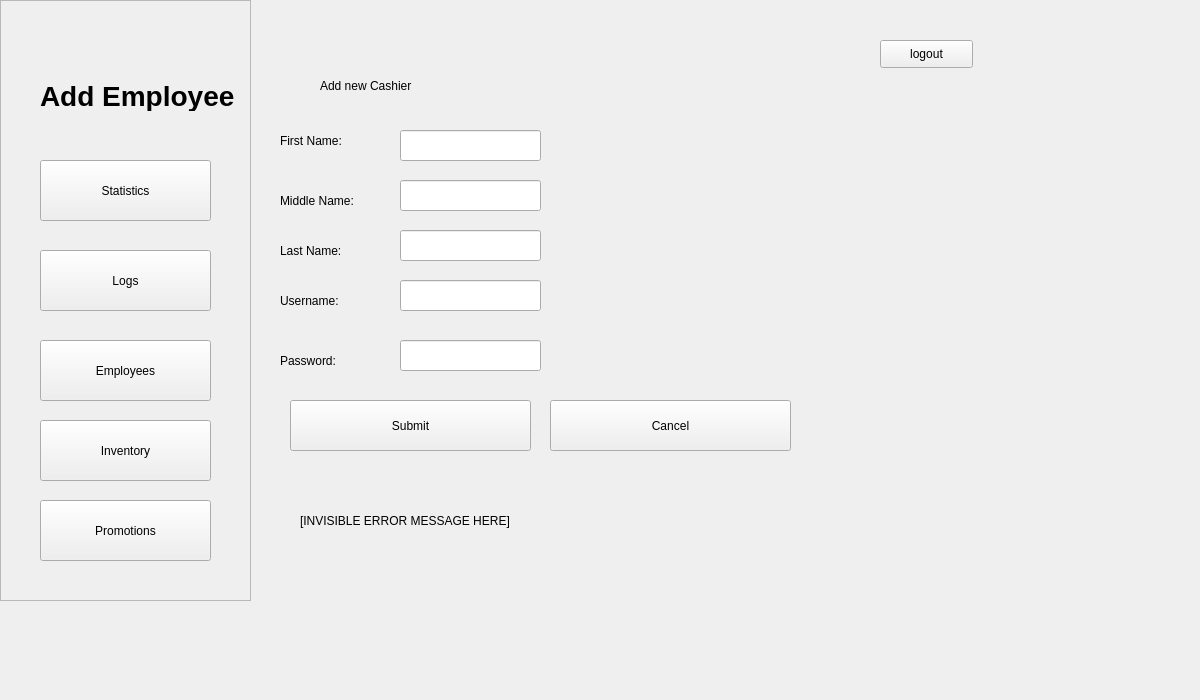
The window that POS/UI/AddEmployee.ui (ReiZedlav/CSCC-21.1-Software-Engineering-1) describes before a commit, drawn with Qt 5.
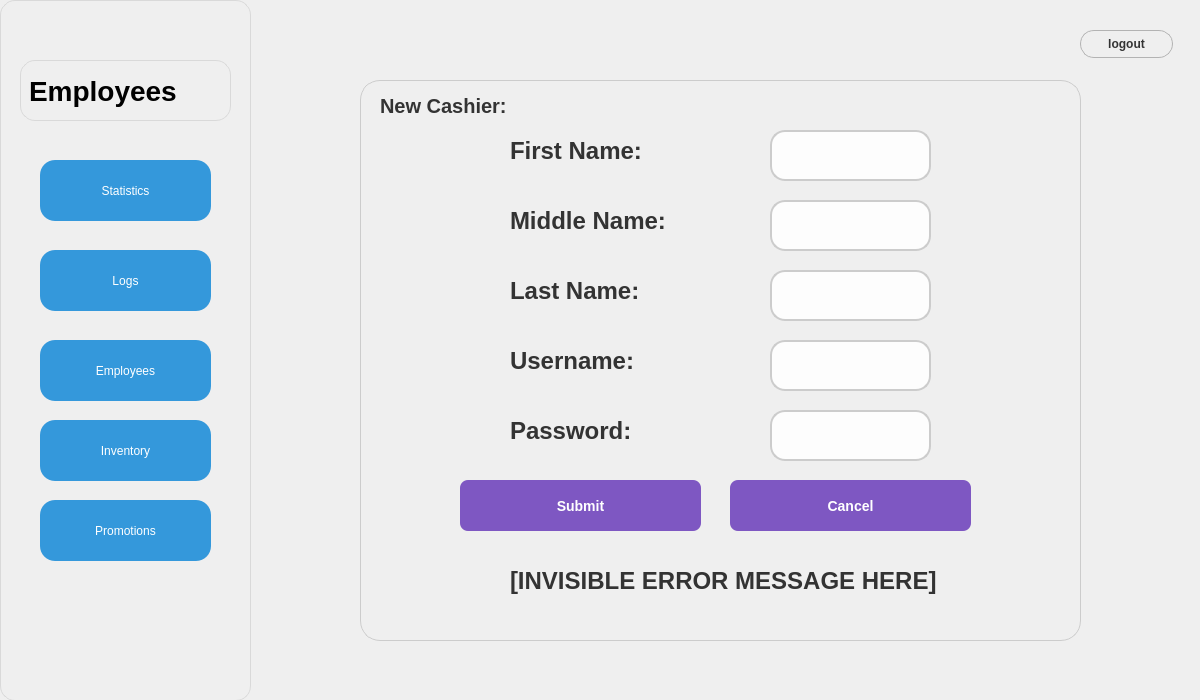
The same window after the commit.

What changed in the file:
```diff
--- a/POS/UI/AddEmployee.ui
+++ b/POS/UI/AddEmployee.ui
@@ -14,15 +14,36 @@
    <string>Admin Panel</string>
   </property>
   <widget class="QWidget" name="centralwidget">
+   <property name="styleSheet">
+    <string notr="true">QWidget#centralwidget {
+                background: qlineargradient(
+                    x1:0, y1:0, x2:0, y2:1,
+                    stop:0 #e0f7fa,       /* top: soft pastel cyan */
+                    stop:0.5 #f9f9f9,     /* middle: very light gray */
+                    stop:1 #ffffff        /* bottom: pure white */
+                );
+            }</string>
+   </property>
    <widget class="QFrame" name="frame">
     <property name="geometry">
      <rect>
       <x>0</x>
       <y>0</y>
       <width>251</width>
-      <height>601</height>
+      <height>701</height>
      </rect>
     </property>
+    <property name="styleSheet">
+     <string notr="true">QFrame {
+        background: qlineargradient(
+            x1:0, y1:0, x2:0, y2:1,
+            stop:0 #ffffff,
+            stop:1 #e6e6e6
+        );
+        border-radius: 15px;
+        border: 1px solid #d9d9d9;
+    }</string>
+    </property>
     <property name="frameShape">
      <enum>QFrame::StyledPanel</enum>
     </property>
@@ -38,6 +59,17 @@
        <height>61</height>
       </rect>
      </property>
+     <property name="styleSheet">
+      <string notr="true"> QPushButton {
+        background-color: #3498db;  /* Button color */
+        color: white;               /* Text color */
+        border-radius: 15px;        /* Rounded corners */
+        padding: 10px 20px;         /* Padding */
+    }
+    QPushButton:hover {
+        background-color: #2980b9;  /* Hover color */
+    }</string>
+     </property>
      <property name="text">
       <string>Statistics</string>
      </property>
@@ -51,6 +83,17 @@
        <height>61</height>
       </rect>
      </property>
+     <property name="styleSheet">
+      <string notr="true"> QPushButton {
+        background-color: #3498db;  /* Button color */
+        color: white;               /* Text color */
+        border-radius: 15px;        /* Rounded corners */
+        padding: 10px 20px;         /* Padding */
+    }
+    QPushButton:hover {
+        background-color: #2980b9;  /* Hover color */
+    }</string>
+     </property>
      <property name="text">
       <string>Employees</string>
      </property>
@@ -64,6 +107,17 @@
        <height>61</height>
       </rect>
      </property>
+     <property name="styleSheet">
+      <string notr="true"> QPushButton {
+        background-color: #3498db;  /* Button color */
+        color: white;               /* Text color */
+        border-radius: 15px;        /* Rounded corners */
+        padding: 10px 20px;         /* Padding */
+    }
+    QPushButton:hover {
+        background-color: #2980b9;  /* Hover color */
+    }</string>
+     </property>
      <property name="text">
       <string>Inventory</string>
      </property>
@@ -77,6 +131,17 @@
        <height>61</height>
       </rect>
      </property>
+     <property name="styleSheet">
+      <string notr="true"> QPushButton {
+        background-color: #3498db;  /* Button color */
+        color: white;               /* Text color */
+        border-radius: 15px;        /* Rounded corners */
+        padding: 10px 20px;         /* Padding */
+    }
+    QPushButton:hover {
+        background-color: #2980b9;  /* Hover color */
+    }</string>
+     </property>
      <property name="text">
       <string>Promotions</string>
      </property>
@@ -90,6 +155,17 @@
        <height>61</height>
       </rect>
      </property>
+     <property name="styleSheet">
+      <string notr="true"> QPushButton {
+        background-color: #3498db;  /* Button color */
+        color: white;               /* Text color */
+        border-radius: 15px;        /* Rounded corners */
+        padding: 10px 20px;         /* Padding */
+    }
+    QPushButton:hover {
+        background-color: #2980b9;  /* Hover color */
+    }</string>
+     </property>
      <property name="text">
       <string>Logs</string>
      </property>
@@ -97,10 +173,10 @@
     <widget class="QLabel" name="greeting_2">
      <property name="geometry">
       <rect>
-       <x>40</x>
-       <y>80</y>
+       <x>20</x>
+       <y>60</y>
        <width>211</width>
-       <height>31</height>
+       <height>61</height>
       </rect>
      </property>
      <property name="font">
@@ -111,55 +187,135 @@
       </font>
      </property>
      <property name="text">
-      <string>Add Employee</string>
+      <string>Employees</string>
      </property>
     </widget>
    </widget>
    <widget class="QPushButton" name="logoutButton">
     <property name="geometry">
      <rect>
-      <x>880</x>
-      <y>40</y>
+      <x>1080</x>
+      <y>30</y>
       <width>93</width>
       <height>28</height>
      </rect>
     </property>
+    <property name="styleSheet">
+     <string notr="true">QPushButton {
+        background: qlineargradient(
+            x1:0, y1:0, x2:0, y2:1,
+            stop:0 #ffffff, stop:1 #e0e0e0
+        );
+        border: 1px solid #b3b3b3;
+        border-radius: 14px; /* half of height for fully rounded */
+        color: #333333;
+        font-weight: bold;
+        font-size: 12px;
+    }
+    QPushButton:hover {
+        background: qlineargradient(
+            x1:0, y1:0, x2:0, y2:1,
+            stop:0 #f2f2f2, stop:1 #d9d9d9
+        );
+    }
+    QPushButton:pressed {
+        background: qlineargradient(
+            x1:0, y1:0, x2:0, y2:1,
+            stop:0 #d9d9d9, stop:1 #bfbfbf
+        );
+    }</string>
+    </property>
     <property name="text">
      <string>logout</string>
     </property>
    </widget>
+   <widget class="QFrame" name="frame_2">
+    <property name="geometry">
+     <rect>
+      <x>360</x>
+      <y>80</y>
+      <width>721</width>
+      <height>561</height>
+     </rect>
+    </property>
+    <property name="styleSheet">
+     <string notr="true">QFrame#frame_2 {
+        background: qlineargradient(
+            x1:0, y1:0, x2:0, y2:1,
+            stop:0 #ffffff,       /* top: pure white */
+            stop:0.5 #f9f9f9,     /* middle: very light gray */
+            stop:1 #e0f7fa        /* bottom: soft pastel cyan */
+        );
+        border-radius: 20px;       /* rounded corners */
+        border: 1px solid #cccccc; /* subtle border */
+    }</string>
+    </property>
+    <property name="frameShape">
+     <enum>QFrame::StyledPanel</enum>
+    </property>
+    <property name="frameShadow">
+     <enum>QFrame::Raised</enum>
+    </property>
+    <widget class="QLineEdit" name="firstnameForm">
+     <property name="geometry">
+      <rect>
+       <x>410</x>
+       <y>50</y>
+       <width>161</width>
+       <height>51</height>
+      </rect>
+     </property>
+     <property name="styleSheet">
+      <string notr="true">QLineEdit {
+        border: 2px solid #cccccc;           /* soft gray border */
+        border-radius: 15px;                 /* very round corners */
+        padding: 6px 12px;                   /* comfortable spacing inside */
+        background-color: #fdfdfd;           /* very light background */
+        selection-background-color: #cce7ff; /* gentle blue selection */
+        font-size: 14px;                      /* slightly bigger text */
+    }
+    QLineEdit:focus {
+        border: 2px solid #7ab8f5;           /* highlight when focused */
+        background-color: #ffffff;
+    }</string>
+     </property>
+    </widget>
    <widget class="QLabel" name="label">
     <property name="geometry">
      <rect>
-      <x>320</x>
-      <y>70</y>
+       <x>20</x>
+       <y>10</y>
       <width>261</width>
       <height>31</height>
      </rect>
     </property>
-    <property name="text">
-     <string>Add new Cashier </string>
-    </property>
-   </widget>
-   <widget class="QLineEdit" name="firstnameForm">
-    <property name="geometry">
-     <rect>
-      <x>400</x>
-      <y>130</y>
-      <width>141</width>
-      <height>31</height>
-     </rect>
+     <property name="styleSheet">
+      <string notr="true">QLabel {
+        font-size: 20px;           /* large text */
+        font-weight: bold;          /* bold */
+        color: #333333;             /* soft dark gray for modern look */
+    }</string>
+     </property>
+     <property name="text">
+      <string>New Cashier:</string>
     </property>
    </widget>
    <widget class="QLabel" name="label_3">
     <property name="geometry">
      <rect>
-      <x>280</x>
-      <y>120</y>
-      <width>91</width>
+       <x>150</x>
+       <y>50</y>
+       <width>161</width>
       <height>41</height>
      </rect>
     </property>
+     <property name="styleSheet">
+      <string notr="true">QLabel {
+        font-size: 24px;           /* large text */
+        font-weight: bold;          /* bold */
+        color: #333333;             /* soft dark gray for modern look */
+    }</string>
+     </property>
     <property name="text">
      <string>First Name:</string>
     </property>
@@ -167,12 +323,19 @@
    <widget class="QLabel" name="label_4">
     <property name="geometry">
      <rect>
-      <x>280</x>
-      <y>180</y>
-      <width>91</width>
+       <x>150</x>
+       <y>120</y>
+       <width>201</width>
       <height>41</height>
      </rect>
     </property>
+     <property name="styleSheet">
+      <string notr="true">QLabel {
+        font-size: 24px;           /* large text */
+        font-weight: bold;          /* bold */
+        color: #333333;             /* soft dark gray for modern look */
+    }</string>
+     </property>
     <property name="text">
      <string>Middle Name:</string>
     </property>
@@ -180,22 +343,43 @@
    <widget class="QLineEdit" name="middlenameForm">
     <property name="geometry">
      <rect>
-      <x>400</x>
-      <y>180</y>
-      <width>141</width>
-      <height>31</height>
-     </rect>
-    </property>
+       <x>410</x>
+       <y>120</y>
+       <width>161</width>
+       <height>51</height>
+      </rect>
+     </property>
+     <property name="styleSheet">
+      <string notr="true">QLineEdit {
+        border: 2px solid #cccccc;           /* soft gray border */
+        border-radius: 15px;                 /* very round corners */
+        padding: 6px 12px;                   /* comfortable spacing inside */
+        background-color: #fdfdfd;           /* very light background */
+        selection-background-color: #cce7ff; /* gentle blue selection */
+        font-size: 14px;                      /* slightly bigger text */
+    }
+    QLineEdit:focus {
+        border: 2px solid #7ab8f5;           /* highlight when focused */
+        background-color: #ffffff;
+    }</string>
+     </property>
    </widget>
    <widget class="QLabel" name="label_5">
     <property name="geometry">
      <rect>
-      <x>280</x>
-      <y>230</y>
-      <width>91</width>
+       <x>150</x>
+       <y>190</y>
+       <width>161</width>
       <height>41</height>
      </rect>
     </property>
+     <property name="styleSheet">
+      <string notr="true">QLabel {
+        font-size: 24px;           /* large text */
+        font-weight: bold;          /* bold */
+        color: #333333;             /* soft dark gray for modern look */
+    }</string>
+     </property>
     <property name="text">
      <string>Last Name:</string>
     </property>
@@ -203,22 +387,43 @@
    <widget class="QLineEdit" name="lastnameForm">
     <property name="geometry">
      <rect>
-      <x>400</x>
-      <y>230</y>
-      <width>141</width>
-      <height>31</height>
-     </rect>
-    </property>
+       <x>410</x>
+       <y>190</y>
+       <width>161</width>
+       <height>51</height>
+      </rect>
+     </property>
+     <property name="styleSheet">
+      <string notr="true">QLineEdit {
+        border: 2px solid #cccccc;           /* soft gray border */
+        border-radius: 15px;                 /* very round corners */
+        padding: 6px 12px;                   /* comfortable spacing inside */
+        background-color: #fdfdfd;           /* very light background */
+        selection-background-color: #cce7ff; /* gentle blue selection */
+        font-size: 14px;                      /* slightly bigger text */
+    }
+    QLineEdit:focus {
+        border: 2px solid #7ab8f5;           /* highlight when focused */
+        background-color: #ffffff;
+    }</string>
+     </property>
    </widget>
    <widget class="QLabel" name="label_6">
     <property name="geometry">
      <rect>
-      <x>280</x>
-      <y>280</y>
-      <width>91</width>
+       <x>150</x>
+       <y>260</y>
+       <width>151</width>
       <height>41</height>
      </rect>
     </property>
+     <property name="styleSheet">
+      <string notr="true">QLabel {
+        font-size: 24px;           /* large text */
+        font-weight: bold;          /* bold */
+        color: #333333;             /* soft dark gray for modern look */
+    }</string>
+     </property>
     <property name="text">
      <string>Username:</string>
     </property>
@@ -226,22 +431,43 @@
    <widget class="QLineEdit" name="usernameForm">
     <property name="geometry">
      <rect>
-      <x>400</x>
-      <y>280</y>
-      <width>141</width>
-      <height>31</height>
-     </rect>
-    </property>
+       <x>410</x>
+       <y>260</y>
+       <width>161</width>
+       <height>51</height>
+      </rect>
+     </property>
+     <property name="styleSheet">
+      <string notr="true">QLineEdit {
+        border: 2px solid #cccccc;           /* soft gray border */
+        border-radius: 15px;                 /* very round corners */
+        padding: 6px 12px;                   /* comfortable spacing inside */
+        background-color: #fdfdfd;           /* very light background */
+        selection-background-color: #cce7ff; /* gentle blue selection */
+        font-size: 14px;                      /* slightly bigger text */
+    }
+    QLineEdit:focus {
+        border: 2px solid #7ab8f5;           /* highlight when focused */
+        background-color: #ffffff;
+    }</string>
+     </property>
    </widget>
    <widget class="QLabel" name="label_7">
     <property name="geometry">
      <rect>
-      <x>280</x>
-      <y>340</y>
-      <width>91</width>
+       <x>150</x>
+       <y>330</y>
+       <width>151</width>
       <height>41</height>
      </rect>
     </property>
+     <property name="styleSheet">
+      <string notr="true">QLabel {
+        font-size: 24px;           /* large text */
+        font-weight: bold;          /* bold */
+        color: #333333;             /* soft dark gray for modern look */
+    }</string>
+     </property>
     <property name="text">
      <string>Password: </string>
     </property>
@@ -249,51 +475,107 @@
    <widget class="QLineEdit" name="passwordForm">
     <property name="geometry">
      <rect>
-      <x>400</x>
-      <y>340</y>
-      <width>141</width>
-      <height>31</height>
-     </rect>
-    </property>
+       <x>410</x>
+       <y>330</y>
+       <width>161</width>
+       <height>51</height>
+      </rect>
+     </property>
+     <property name="styleSheet">
+      <string notr="true">QLineEdit {
+        border: 2px solid #cccccc;           /* soft gray border */
+        border-radius: 15px;                 /* very round corners */
+        padding: 6px 12px;                   /* comfortable spacing inside */
+        background-color: #fdfdfd;           /* very light background */
+        selection-background-color: #cce7ff; /* gentle blue selection */
+        font-size: 14px;                      /* slightly bigger text */
+    }
+    QLineEdit:focus {
+        border: 2px solid #7ab8f5;           /* highlight when focused */
+        background-color: #ffffff;
+    }</string>
+     </property>
    </widget>
    <widget class="QPushButton" name="submit">
     <property name="geometry">
      <rect>
-      <x>290</x>
+       <x>100</x>
       <y>400</y>
       <width>241</width>
       <height>51</height>
      </rect>
     </property>
+     <property name="styleSheet">
+      <string notr="true">QPushButton {
+        background-color: #7e57c2;       /* friendly purple */
+        color: white;                     /* text color */
+        border: none;
+        border-radius: 8px;               /* moderately round */
+        padding: 8px 20px;                /* comfortable size */
+        font-size: 14px;
+        font-weight: bold;
+    }
+    QPushButton:hover {
+        background-color: #9575cd;       /* slightly lighter purple on hover */
+    }
+    QPushButton:pressed {
+        background-color: #5e35b1;       /* darker purple when pressed */
+    }</string>
+     </property>
     <property name="text">
      <string>Submit</string>
     </property>
    </widget>
-   <widget class="QLabel" name="errorMsg">
-    <property name="geometry">
-     <rect>
-      <x>300</x>
-      <y>500</y>
-      <width>271</width>
-      <height>41</height>
-     </rect>
-    </property>
-    <property name="text">
-     <string>[INVISIBLE ERROR MESSAGE HERE]</string>
-    </property>
-   </widget>
    <widget class="QPushButton" name="returnButton">
     <property name="geometry">
      <rect>
-      <x>550</x>
+       <x>370</x>
       <y>400</y>
       <width>241</width>
       <height>51</height>
      </rect>
     </property>
+     <property name="styleSheet">
+      <string notr="true">QPushButton {
+        background-color: #7e57c2;       /* friendly purple */
+        color: white;                     /* text color */
+        border: none;
+        border-radius: 8px;               /* moderately round */
+        padding: 8px 20px;                /* comfortable size */
+        font-size: 14px;
+        font-weight: bold;
+    }
+    QPushButton:hover {
+        background-color: #9575cd;       /* slightly lighter purple on hover */
+    }
+    QPushButton:pressed {
+        background-color: #5e35b1;       /* darker purple when pressed */
+    }</string>
+     </property>
     <property name="text">
      <string>Cancel</string>
     </property>
+    </widget>
+    <widget class="QLabel" name="errorMsg">
+     <property name="geometry">
+      <rect>
+       <x>150</x>
+       <y>480</y>
+       <width>461</width>
+       <height>41</height>
+      </rect>
+     </property>
+     <property name="styleSheet">
+      <string notr="true">QLabel {
+        font-size: 24px;           /* large text */
+        font-weight: bold;          /* bold */
+        color: #333333;             /* soft dark gray for modern look */
+    }</string>
+     </property>
+     <property name="text">
+      <string>[INVISIBLE ERROR MESSAGE HERE]</string>
+     </property>
+    </widget>
    </widget>
   </widget>
  </widget>
```
Lines whose indentation alone changed are shown as unchanged.
